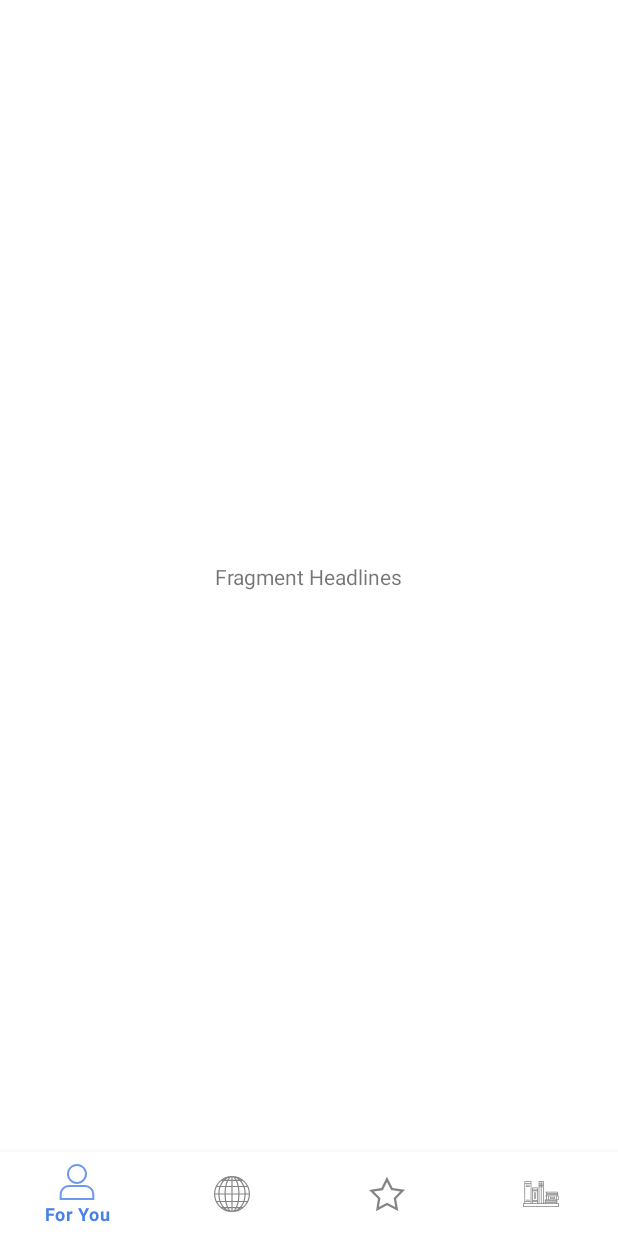
After one commit to jmerino12/ReplicaApp, an Android app: the fragment HeadLines placed in its activity, on a phone screen of 412 x 824 dp. The commit adds this screen. Run offline under Robolectric (Android 15) with nearby library versions, the phone set to English and light mode, and no system bars.

Commit message:
Dashboard

```diff
--- a/app/src/main/java/com/jonathan/reto2jonathan/Dashboard.java
+++ b/app/src/main/java/com/jonathan/reto2jonathan/Dashboard.java
@@ -1,8 +1,17 @@
 package com.jonathan.reto2jonathan;
 
+import androidx.annotation.NonNull;
 import androidx.appcompat.app.AppCompatActivity;
+import androidx.fragment.app.Fragment;
 
 import android.os.Bundle;
+import android.view.MenuItem;
+
+import com.google.android.material.bottomnavigation.BottomNavigationView;
+import com.jonathan.reto2jonathan.ui.Favourites;
+import com.jonathan.reto2jonathan.ui.ForYou;
+import com.jonathan.reto2jonathan.ui.HeadLines;
+import com.jonathan.reto2jonathan.ui.NewsStand;
 
 public class Dashboard extends AppCompatActivity {
 
@@ -10,5 +19,37 @@ public class Dashboard extends AppCompatActivity {
     protected void onCreate(Bundle savedInstanceState) {
         super.onCreate(savedInstanceState);
         setContentView(R.layout.activity_dashboard);
+        BottomNavigationView bottomNavigationView = findViewById(R.id.bottom_navigation);
+        bottomNavigationView.setOnNavigationItemSelectedListener(navListener);
+        //I added this if statement to keep the selected fragment when rotating the device
+        if (savedInstanceState == null) {
+            getSupportFragmentManager().beginTransaction().replace(R.id.fragment_container,
+                    new ForYou()).commit();
+        }
+
     }
+    private BottomNavigationView.OnNavigationItemSelectedListener navListener = new BottomNavigationView.OnNavigationItemSelectedListener() {
+        @Override
+        public boolean onNavigationItemSelected(@NonNull MenuItem item) {
+            Fragment selectedFragment = null;
+
+            switch (item.getItemId()) {
+                case R.id.nav_me:
+                    selectedFragment = new ForYou();
+                    break;
+                case R.id.nav_headlines:
+                    selectedFragment = new HeadLines();
+                    break;
+                case R.id.nav_fav:
+                    selectedFragment = new Favourites();
+                    break;
+                case R.id.nav_newsstand:
+                    selectedFragment = new NewsStand();
+                    break;
+            }
+            getSupportFragmentManager().beginTransaction().replace(R.id.fragment_container,
+                    selectedFragment).commit();
+            return true;
+        }
+    };
 }
--- a/app/src/main/java/com/jonathan/reto2jonathan/MainActivity.java
+++ b/app/src/main/java/com/jonathan/reto2jonathan/MainActivity.java
@@ -2,7 +2,9 @@ package com.jonathan.reto2jonathan;
 
 import androidx.appcompat.app.AppCompatActivity;
 
+import android.content.Intent;
 import android.os.Bundle;
+import android.view.View;
 import android.widget.TextView;
 
 public class MainActivity extends AppCompatActivity {
@@ -14,4 +16,8 @@ public class MainActivity extends AppCompatActivity {
         google = findViewById(R.id.textView2);
         google.setText(getText(R.string.google));
     }
+
+    public void Dashboard(View view) {
+        startActivity(new Intent(MainActivity.this,Dashboard.class));
+    }
 }
--- /dev/null
+++ b/app/src/main/java/com/jonathan/reto2jonathan/ui/ForYou.java
@@ -0,0 +1,21 @@
+package com.jonathan.reto2jonathan.ui;
+
+import android.os.Bundle;
+import android.view.LayoutInflater;
+import android.view.View;
+import android.view.ViewGroup;
+
+import androidx.annotation.NonNull;
+import androidx.annotation.Nullable;
+import androidx.fragment.app.Fragment;
+
+import com.jonathan.reto2jonathan.R;
+
+public class ForYou extends Fragment {
+
+    @Nullable
+    @Override
+    public View onCreateView(@NonNull LayoutInflater inflater, @Nullable ViewGroup container, @Nullable Bundle savedInstanceState) {
+        return inflater.inflate(R.layout.fragment_foryou,container,false);
+    }
+}
--- /dev/null
+++ b/app/src/main/java/com/jonathan/reto2jonathan/ui/HeadLines.java
@@ -0,0 +1,21 @@
+package com.jonathan.reto2jonathan.ui;
+
+import android.os.Bundle;
+import android.view.LayoutInflater;
+import android.view.View;
+import android.view.ViewGroup;
+
+import androidx.annotation.NonNull;
+import androidx.annotation.Nullable;
+import androidx.fragment.app.Fragment;
+
+import com.jonathan.reto2jonathan.R;
+
+public class HeadLines extends Fragment {
+
+    @Nullable
+    @Override
+    public View onCreateView(@NonNull LayoutInflater inflater, @Nullable ViewGroup container, @Nullable Bundle savedInstanceState) {
+        return inflater.inflate(R.layout.fragment_headlines,container,false);
+    }
+}
--- a/app/src/main/res/layout/activity_dashboard.xml
+++ b/app/src/main/res/layout/activity_dashboard.xml
@@ -1,9 +1,22 @@
 <?xml version="1.0" encoding="utf-8"?>
-<androidx.constraintlayout.widget.ConstraintLayout xmlns:android="http://schemas.android.com/apk/res/android"
+<RelativeLayout xmlns:android="http://schemas.android.com/apk/res/android"
     xmlns:app="http://schemas.android.com/apk/res-auto"
     xmlns:tools="http://schemas.android.com/tools"
     android:layout_width="match_parent"
     android:layout_height="match_parent"
+    android:background="#ffff"
     tools:context=".Dashboard">
-
-</androidx.constraintlayout.widget.ConstraintLayout>
+    <FrameLayout
+        android:id="@+id/fragment_container"
+        android:layout_width="match_parent"
+        android:layout_height="match_parent"
+        android:layout_above="@id/bottom_navigation"/>
+    <com.google.android.material.bottomnavigation.BottomNavigationView
+        android:id="@+id/bottom_navigation"
+        android:layout_width="match_parent"
+        style="@style/Widget.MaterialComponents.BottomNavigationView"
+        android:layout_height="wrap_content"
+        android:layout_alignParentBottom="true"
+        app:menu="@menu/bottom_navigation"
+        android:background="?android:attr/windowBackground"/>
+</RelativeLayout>
--- /dev/null
+++ b/app/src/main/res/layout/fragment_headlines.xml
@@ -0,0 +1,17 @@
+<?xml version="1.0" encoding="utf-8"?>
+<androidx.constraintlayout.widget.ConstraintLayout
+    xmlns:android="http://schemas.android.com/apk/res/android"
+    xmlns:app="http://schemas.android.com/apk/res-auto"
+    android:layout_width="match_parent"
+    android:layout_height="match_parent">
+
+    <TextView
+        android:id="@+id/textView4"
+        android:layout_width="wrap_content"
+        android:layout_height="wrap_content"
+        android:text="Fragment Headlines"
+        app:layout_constraintBottom_toBottomOf="parent"
+        app:layout_constraintEnd_toEndOf="parent"
+        app:layout_constraintStart_toStartOf="parent"
+        app:layout_constraintTop_toTopOf="parent" />
+</androidx.constraintlayout.widget.ConstraintLayout>
--- /dev/null
+++ b/app/src/main/res/menu/bottom_navigation.xml
@@ -0,0 +1,24 @@
+<?xml version="1.0" encoding="utf-8"?>
+<menu xmlns:android="http://schemas.android.com/apk/res/android">
+    <item
+        android:id="@+id/nav_me"
+        android:icon="@drawable/ic_user"
+        android:orderInCategory="10"
+        android:title="For You" />
+
+    <item
+        android:id="@+id/nav_headlines"
+        android:orderInCategory="20"
+        android:icon="@drawable/ic_world"
+        android:title="Headlines" />
+    <item
+        android:id="@+id/nav_fav"
+        android:icon="@drawable/ic_fav"
+        android:orderInCategory="30"
+        android:title="Favourites" />
+    <item
+        android:id="@+id/nav_newsstand"
+        android:icon="@drawable/ic_book"
+        android:orderInCategory="40"
+        android:title="Newsstand" />
+</menu>
--- a/app/src/main/res/values/styles.xml
+++ b/app/src/main/res/values/styles.xml
@@ -1,8 +1,12 @@
 <resources>
 
     <!-- Base application theme. -->
-    <style name="AppTheme" parent="Theme.MaterialComponents.NoActionBar.Bridge">
+    <style name="AppTheme" parent="Theme.MaterialComponents.Light.NoActionBar">
         <!-- Customize your theme here. -->
+        <item name="colorPrimary">#4881E9</item>
+        <item name="colorPrimaryDark">#666666</item>
+        <item name="colorAccent">@color/colorAccent</item>
+        <item name="android:windowContentTransitions">true</item>
 
     </style>
 
```
Also changed, not shown: app/src/main/java/com/jonathan/reto2jonathan/ui/Favourites.java (added, +21 -0 lines), app/src/main/java/com/jonathan/reto2jonathan/ui/NewsStand.java (added, +21 -0 lines), app/src/main/res/layout/activity_main.xml (+5 -4 lines), app/src/main/res/layout/fragment_favourites.xml (added, +17 -0 lines), app/src/main/res/layout/fragment_foryou.xml (added, +17 -0 lines), app/src/main/res/layout/fragment_newsstand.xml (added, +17 -0 lines).
